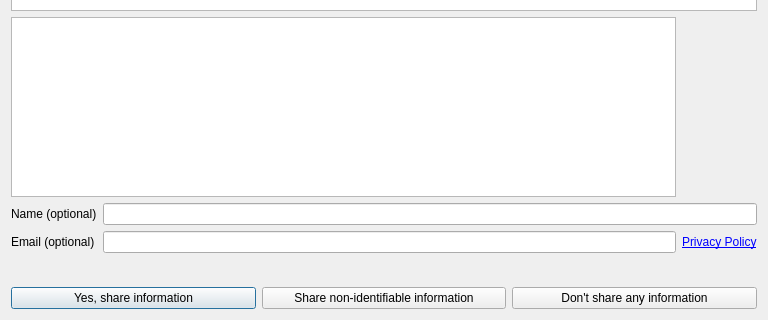
Old version of the form scripts/ErrorReporter/errorreport.ui in the repository mantidproject/mantid; both pictures show x 0 to 768 and y 324 to 644 of the 768 by 644 pixel window.
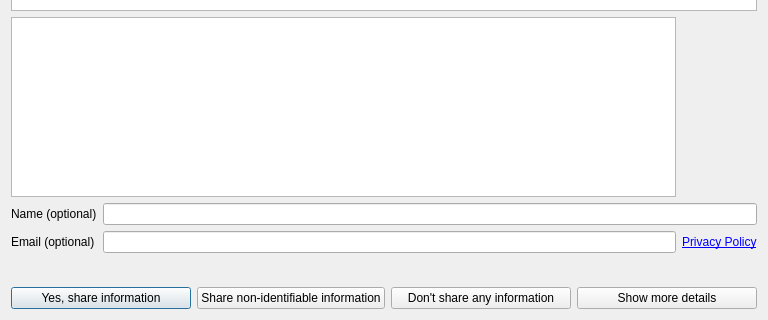
New version of the form. Icons and pictures are not drawn.

Commit message:
Implementing a more details dialog to the error reporter.
This commit adds a more details dialog to the error reporter. This dialog will show the version details and a stacktrace to the user.

Diff of the .ui file:
```diff
--- a/scripts/ErrorReporter/errorreport.ui
+++ b/scripts/ErrorReporter/errorreport.ui
@@ -156,6 +156,13 @@
        </property>
       </widget>
      </item>
+     <item>
+      <widget class="QPushButton" name="moreDetailsButton">
+       <property name="text">
+        <string>Show more details</string>
+       </property>
+      </widget>
+     </item>
     </layout>
    </item>
    <item row="0" column="0" colspan="2">
```
The commit also changes 4 other files.
